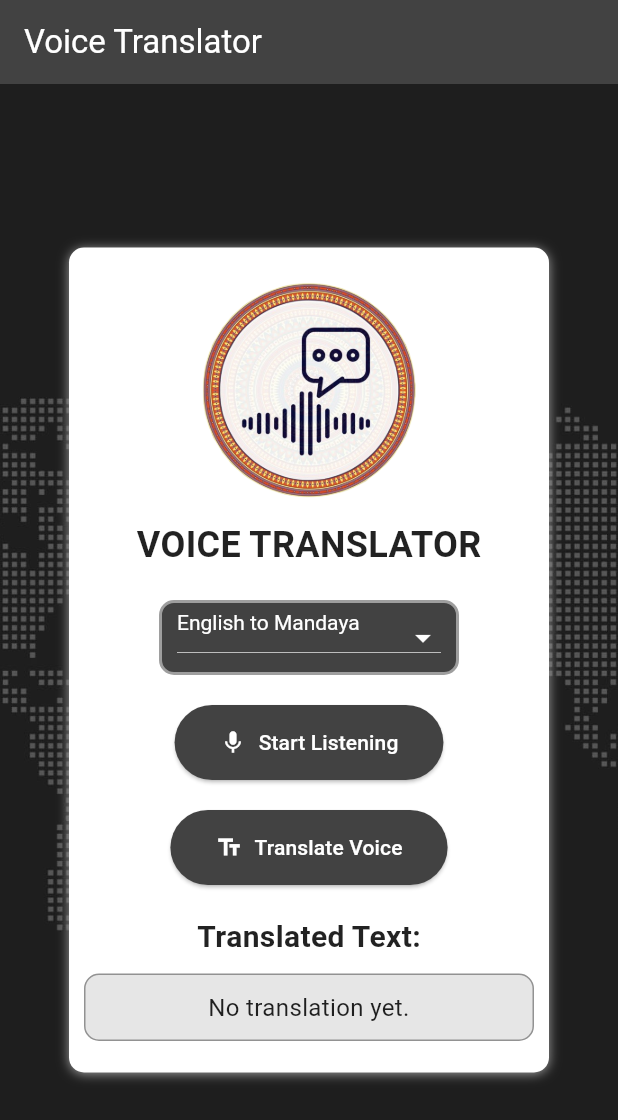
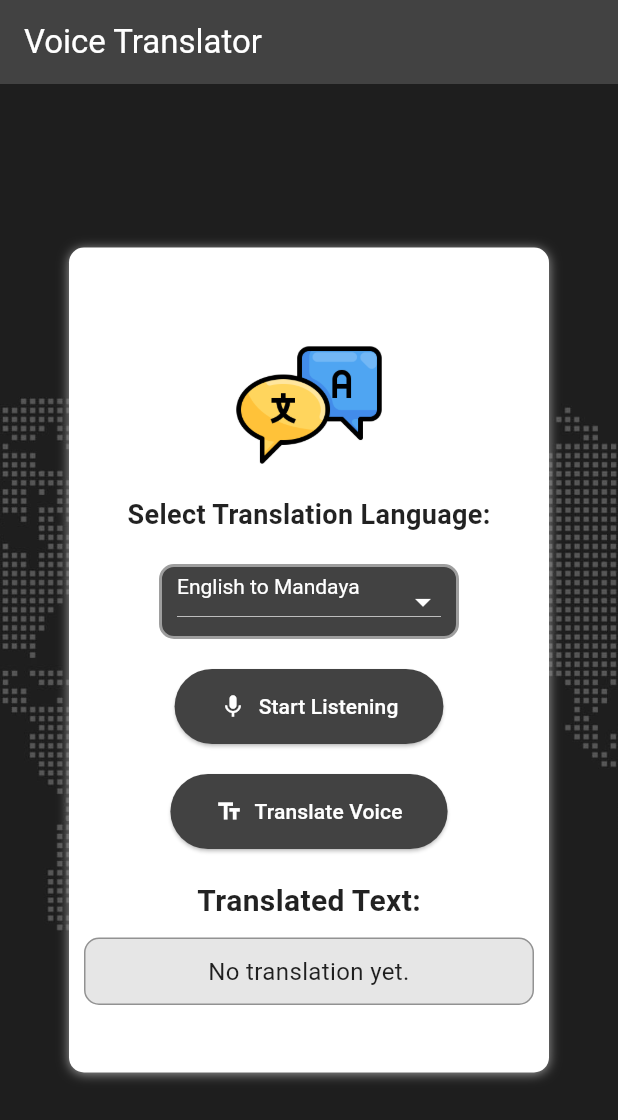
Before and after one commit to WenDEVLIFE/TranslatorApp, a Flutter app: the VoiceTranslatorPage screen opened by its route, on a phone screen of 412 x 824 dp. Shown: the top 1120 px of the screen. Run offline on Flutter 3.47's test engine with Material 3 defaults, Android fonts, the phone set to English and light mode, and no system bars; our stand-ins replace cloud_firestore, curved_navigation_bar, firebase_core, fluttertoast, permission_handler, speech_to_text and 1 more; missing offline and left inert: flutter_speech; accounts and stored records are empty.

Commit message:
Change the image size and updates 👌

```diff
--- a/lib/pages/AboutUS.dart
+++ b/lib/pages/AboutUS.dart
@@ -58,8 +58,8 @@ class aboutState extends State<AboutPage> {
                   const SizedBox(height: 10),
                   Center(
                     child: Container(
-                      height: 200,
-                      width: 200,
+                      height: 100,
+                      width: 100,
                       decoration: const BoxDecoration(
                         image: DecorationImage(
                           image: AssetImage('assets/images/logo2.png'),
--- a/lib/pages/text_translator_page.dart
+++ b/lib/pages/text_translator_page.dart
@@ -93,7 +93,7 @@ class _TextTranslatorPageState extends State<TextTranslatorPage> {
                       width: 100,
                       decoration: const BoxDecoration(
                         image: DecorationImage(
-                          image: AssetImage('assets/images/translation.png'),
+                          image: AssetImage('assets/images/language.png'),
                           fit: BoxFit.fill,
                         ),
                       ),
--- a/lib/pages/voice_translator_page.dart
+++ b/lib/pages/voice_translator_page.dart
@@ -207,12 +207,24 @@ class _VoiceTranslatorPageState extends State<VoiceTranslatorPage> with SingleTi
               mainAxisAlignment: MainAxisAlignment.center,
               children: <Widget>[
                 // Logo with pulsating effect
-                const Image(image: AssetImage('assets/images/logo2.png'), width: 150, height: 150),
+                const SizedBox(height: 10), // Adjusted space here
+                Center(
+                  child: Container(
+                    height: 100,
+                    width: 100,
+                    decoration: const BoxDecoration(
+                      image: DecorationImage(
+                        image: AssetImage('assets/images/translation.png'),
+                        fit: BoxFit.fill,
+                      ),
+                    ),
+                  ),
+                ),
                 const SizedBox(height: 10),
                 const Text(
-                  'VOICE TRANSLATOR',
+                  'Select Translation Language:',
                   style: TextStyle(
-                    fontSize: 24,
+                    fontSize: 18,
                     fontWeight: FontWeight.bold,
                     color: Colors.black87,
                   ),
```
